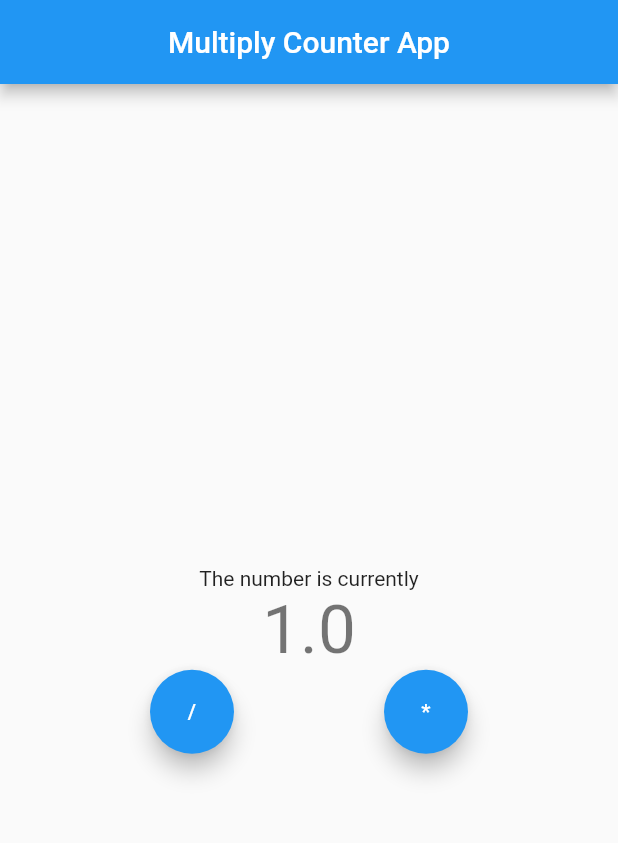
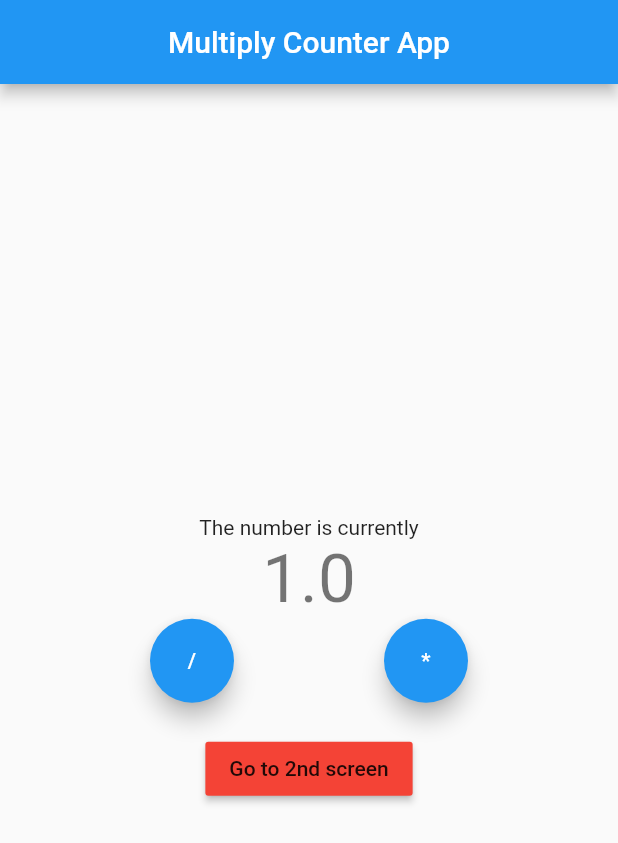
Before and after one commit to eRuaro/multiply_by_five_bloc, a Flutter app: the screen it shows after launch, on a phone screen of 412 x 824 dp. Shown: the top 843 px of the screen. Run offline on Flutter 3.47's test engine with Material 2 defaults, Android fonts, the phone set to English and light mode, and no system bars; our stand-ins replace bloc, equatable, flutter_bloc.

Commit message:
more refactoring!

```diff
--- a/lib/main.dart
+++ b/lib/main.dart
@@ -14,6 +14,7 @@ class MyApp extends StatelessWidget {
       create: (context) => MultiplyCubit(),
       child: MaterialApp(
         home: HomeScreen(
+          color: Colors.red,
           title: 'Multiply Counter App',
         ),
       ),
--- a/lib/presentation/screens/home_screen.dart
+++ b/lib/presentation/screens/home_screen.dart
@@ -3,9 +3,10 @@ import 'package:flutter_bloc/flutter_bloc.dart';
 import 'package:multiply_by_five_bloc/logic/cubit/multiply_cubit.dart';
 
 class HomeScreen extends StatefulWidget {
-  const HomeScreen({Key key, this.title}) : super(key: key);
+  const HomeScreen({Key key, this.title, this.color}) : super(key: key);
 
   final String title;
+  final Color color;
 
   @override
   _HomeScreenState createState() => _HomeScreenState();
@@ -68,6 +69,14 @@ class _HomeScreenState extends State<HomeScreen> {
                 ),
               ],
             ),
+            SizedBox(
+              height: 20,
+            ),
+            MaterialButton(
+              color: widget.color,
+              onPressed: () {},
+              child: Text('Go to 2nd screen'),
+            ),
           ],
         ),
       ),
```
